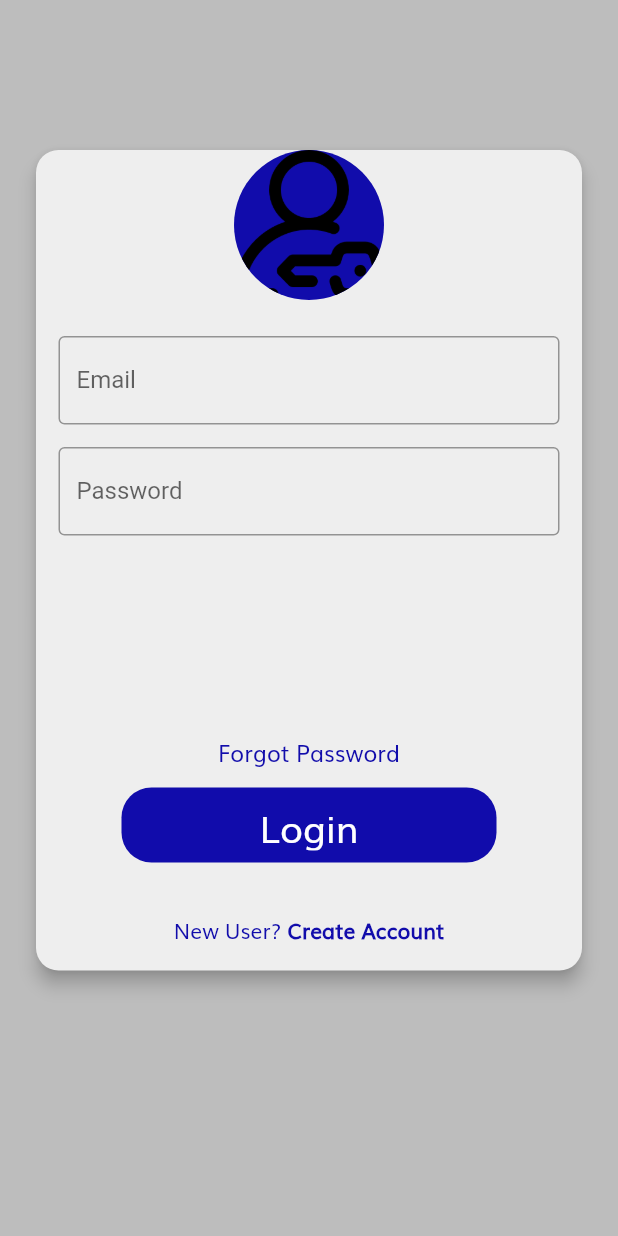
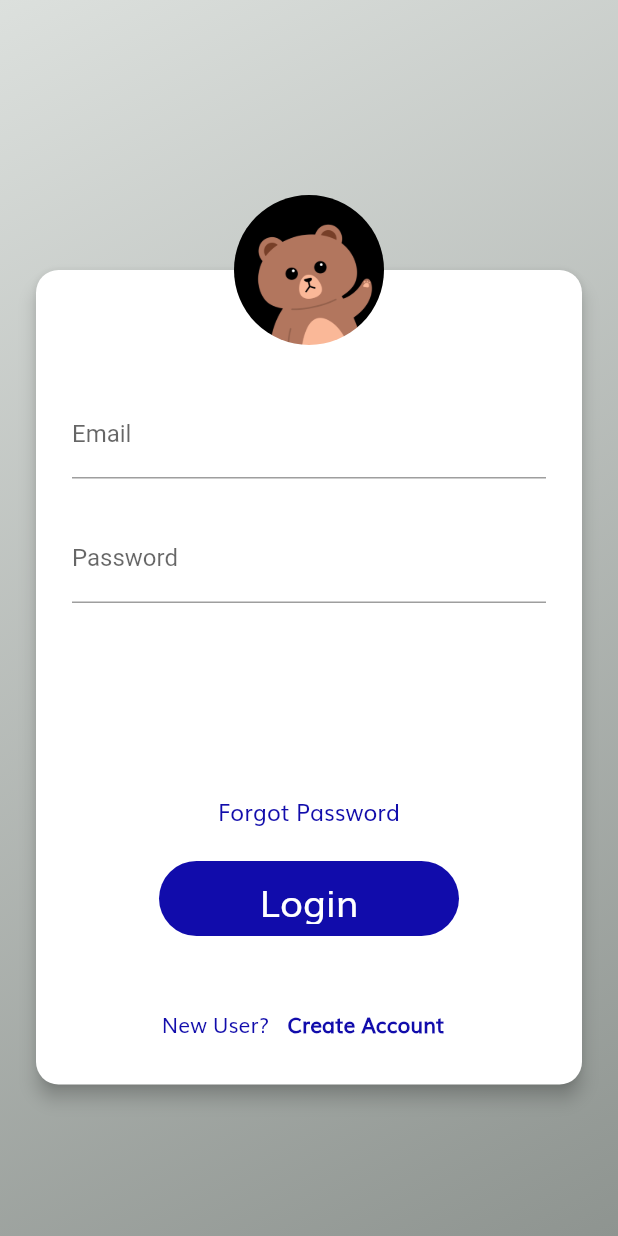
Before and after one commit to NeelRathod1621/basic_login, a Flutter app: the screen it shows after launch, on a phone screen of 412 x 824 dp. Run offline on Flutter 3.47's test engine with Material 2 defaults, Android fonts, the phone set to English and light mode, and no system bars.

Commit message:
refining code adding card colors and component

```diff
--- a/lib/main.dart
+++ b/lib/main.dart
@@ -1,4 +1,4 @@
-import 'dart:html';
+//import 'dart:html';
 
 import 'package:flutter/material.dart';
 import 'Home.dart';
@@ -22,60 +22,69 @@ class MyApp extends StatefulWidget {
 class _LoginDemoState extends State<MyApp> {
   @override
   Widget build(BuildContext context) {
-    return Scaffold(
-      backgroundColor: Colors.grey[400],
+    return Container(
+      decoration: BoxDecoration(
+        gradient: LinearGradient(
+          begin: Alignment.topLeft,
+          end: Alignment.bottomRight,
+          colors: [
+            Color.fromARGB(255, 220, 224, 221),
+            Color.fromARGB(255, 142, 148, 144)
+          ],
+        ),
+      ),
+      child: Scaffold(
+        backgroundColor: Colors.transparent,
         //appBar: AppBar(
         //title: Text("Login Page"),
         //),
         body: SingleChildScrollView(
-        child: Card(
+          child: Stack(
+            children: [
+              Card(
                 shape: RoundedRectangleBorder(
                   borderRadius: BorderRadius.circular(15),
                 ),
                 margin: EdgeInsets.symmetric(
                   horizontal: 24,
-            vertical: 100,
+                  vertical: 180,
                 ),
                 elevation: 5,
-          color: Colors.grey[200],
+                color: Colors.white,
                 child: Column(
                   children: <Widget>[
-              CircleAvatar(
-                backgroundColor: Color.fromARGB(255, 17, 12, 171),
-                backgroundImage: AssetImage('asset/images/login.png'),
-                radius: 50,
-              ),
                     SizedBox(
-                height: 24,
+                      height: 80,
                     ),
                     Padding(
                       //padding: const EdgeInsets.only(left:15.0,right: 15.0,top:0,bottom: 0),
-                padding: EdgeInsets.symmetric(horizontal: 15),
+                      padding: EdgeInsets.symmetric(horizontal: 24),
                       child: TextField(
                         decoration: InputDecoration(
-                      border: OutlineInputBorder(),
+                            //border: OutlineInputBorder(),
                             labelText: 'Email',
                             hintText: 'abc@gmail.com'),
                       ),
                     ),
                     Padding(
-                padding: const EdgeInsets.only(
-                    left: 15.0, right: 15.0, top: 15, bottom: 0),
+                      padding: const EdgeInsets.symmetric(
+                          horizontal: 24, vertical: 24),
                       //padding: EdgeInsets.symmetric(horizontal: 15),
                       child: TextField(
                         obscureText: true,
                         decoration: InputDecoration(
-                      border: OutlineInputBorder(),
+                          //border: OutlineInputBorder(),
                           labelText: 'Password',
-                      hintText: 'Password is empty'),
+                        ),
                       ),
                     ),
                     SizedBox(
-                height: 120,
+                      height: 90,
                     ),
                     TextButton(
                       onPressed: () {
-                  //TODO FORGOT PASSWORD SCREEN GOES HERE
+                        Navigator.push(context,
+                            MaterialPageRoute(builder: (_) => HomePage()));
                       },
                       child: Text(
                         'Forgot Password',
@@ -87,15 +96,16 @@ class _LoginDemoState extends State<MyApp> {
                       ),
                     ),
                     Container(
+                      margin: EdgeInsets.only(top: 10),
                       height: 50,
-                width: 250,
+                      width: 200,
                       decoration: BoxDecoration(
                           color: Color.fromARGB(255, 17, 12, 171),
-                    borderRadius: BorderRadius.circular(20)),
+                          borderRadius: BorderRadius.circular(40)),
                       child: TextButton(
                         onPressed: () {
-                    Navigator.push(
-                        context, MaterialPageRoute(builder: (_) => HomePage()));
+                          Navigator.push(context,
+                              MaterialPageRoute(builder: (_) => HomePage()));
                         },
                         child: Text(
                           'Login',
@@ -121,13 +131,19 @@ class _LoginDemoState extends State<MyApp> {
                             fontFamily: 'Muli',
                           ),
                         ),
-                  Text(
+                        TextButton(
+                          onPressed: () {
+                            Navigator.push(context,
+                                MaterialPageRoute(builder: (_) => HomePage()));
+                          },
+                          child: Text(
                             'Create Account',
                             style: TextStyle(
                               color: Color.fromARGB(255, 17, 12, 171),
                               fontSize: 14,
                               fontWeight: FontWeight.bold,
                               fontFamily: 'Muli',
+                            ),
                           ),
                         ),
                       ],
@@ -138,6 +154,18 @@ class _LoginDemoState extends State<MyApp> {
                   ],
                 ),
               ),
+              Container(
+                alignment: Alignment.topCenter,
+                padding: EdgeInsets.only(top: 130),
+                child: CircleAvatar(
+                  radius: 50,
+                  backgroundColor: Colors.transparent,
+                  backgroundImage: AssetImage('asset/images/Panda.jpg'),
+                ),
+              ),
+            ],
+          ),
+        ),
       ),
     );
   }
```
Also changed, not shown: asset/images/Panda.jpg (added), asset/images/user.png (added), asset/images/user1.png (added). Lines whose indentation alone changed are shown as unchanged.
